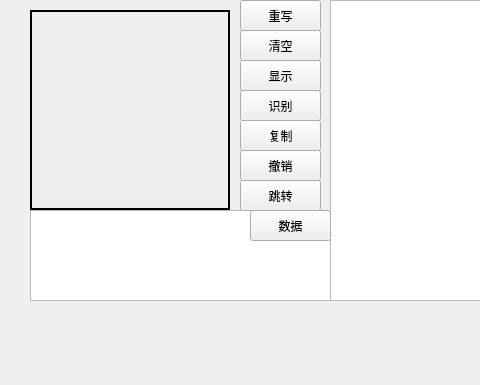
Qt form mainwindow.ui (boltma/texer) before a commit; both pictures show x 0 to 480 and y 0 to 385 of the 1110 by 813 pixel window.
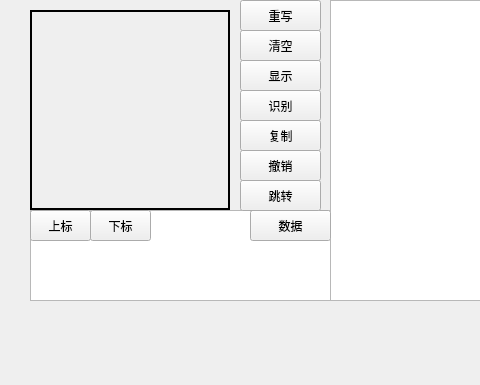
The same form after that commit. Custom widgets are drawn as their Qt base class.

Commit message: Add support for superscripts and subscripts, slightly modify mainwindow.

Diff of the .ui file:
```diff
--- a/mainwindow.ui
+++ b/mainwindow.ui
@@ -166,6 +166,32 @@
      <string>跳转</string>
     </property>
    </widget>
+   <widget class="QPushButton" name="superscript">
+    <property name="geometry">
+     <rect>
+      <x>30</x>
+      <y>210</y>
+      <width>61</width>
+      <height>31</height>
+     </rect>
+    </property>
+    <property name="text">
+     <string>上标</string>
+    </property>
+   </widget>
+   <widget class="QPushButton" name="subscript">
+    <property name="geometry">
+     <rect>
+      <x>90</x>
+      <y>210</y>
+      <width>61</width>
+      <height>31</height>
+     </rect>
+    </property>
+    <property name="text">
+     <string>下标</string>
+    </property>
+   </widget>
   </widget>
   <widget class="QMenuBar" name="menuBar">
    <property name="geometry">
```
The commit also changes 6 other files.
